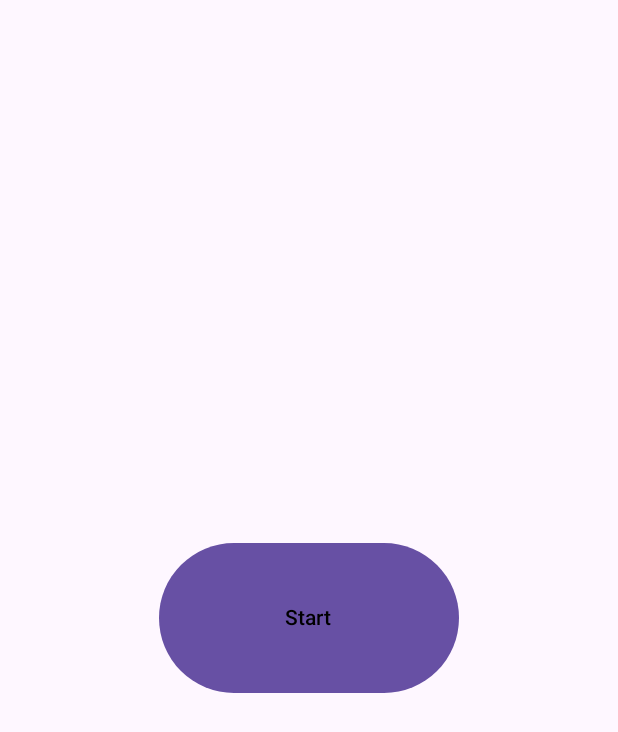
After one commit to the-denisflow/spectral_analysis_app, an Android app built with Jetpack Compose: the composable AudioRecordView shown on its own in the app's theme, on a phone screen of 412 x 824 dp. The commit adds this screen. Shown: the top 732 px of the screen. Run offline under Robolectric (Android 15) with nearby library versions, the phone set to English and light mode, and no system bars.

```diff
--- a/app/src/main/java/com/example/kotlin_app/data/datasource/audio/AudioRecorder.kt
+++ b/app/src/main/java/com/example/kotlin_app/data/datasource/audio/AudioRecorder.kt
@@ -6,4 +6,5 @@ import kotlinx.coroutines.flow.Flow
 
 interface AudioRecorder {
     fun startRecording(activityContext: Context): Flow<RecordResource>
+    fun stopRecording()
 }
--- a/app/src/main/java/com/example/kotlin_app/domain/repository/MicBufferRepository.kt
+++ b/app/src/main/java/com/example/kotlin_app/domain/repository/MicBufferRepository.kt
@@ -2,7 +2,9 @@ package com.example.kotlin_app.domain.repository
 
 import com.example.kotlin_app.util.core.common.resource.RecordResource
 import kotlinx.coroutines.flow.Flow
+import kotlinx.coroutines.flow.MutableStateFlow
 
 interface MicBufferRepository {
      fun getMicBuffer(): Flow<RecordResource>
+     val isRecording: MutableStateFlow<Boolean>
 }
--- a/app/src/main/java/com/example/kotlin_app/presentation/MainActivity.kt
+++ b/app/src/main/java/com/example/kotlin_app/presentation/MainActivity.kt
@@ -2,7 +2,7 @@ package com.example.kotlin_app.presentation
 
 import android.os.Bundle
 import androidx.appcompat.app.AppCompatActivity
-import com.example.kotlin_app.presentation.fft_spectrum.common.BaseFragment
+import com.example.kotlin_app.presentation.fft_spectrum.fragment.AudioRecordFragment
 import dagger.hilt.android.AndroidEntryPoint
 
 @AndroidEntryPoint
@@ -10,7 +10,7 @@ class MainActivity : AppCompatActivity() {
     override fun onCreate(savedInstanceState: Bundle?) {
         super.onCreate(savedInstanceState)
         supportFragmentManager.beginTransaction()
-            .replace(android.R.id.content, BaseFragment())
+            .replace(android.R.id.content, AudioRecordFragment())
             .commit()
     }
 }
--- /dev/null
+++ b/app/src/main/java/com/example/kotlin_app/presentation/fft_spectrum/component/AudioRecordView.kt
@@ -0,0 +1,30 @@
+package com.example.kotlin_app.presentation.fft_spectrum.component
+
+import androidx.compose.foundation.layout.Box
+import androidx.compose.foundation.layout.fillMaxSize
+import androidx.compose.foundation.layout.height
+import androidx.compose.foundation.layout.width
+import androidx.compose.material3.Button
+import androidx.compose.material3.Text
+import androidx.compose.runtime.Composable
+import androidx.compose.ui.Alignment
+import androidx.compose.ui.Modifier
+import androidx.compose.ui.graphics.Color
+import androidx.compose.ui.unit.dp
+
+@Composable
+fun AudioRecordView(
+    modifier: Modifier = Modifier,
+    onClickListener: () -> Unit
+) {
+    Box(
+        modifier = modifier.fillMaxSize(),
+        contentAlignment = Alignment.Center
+    ) {
+        Button(onClick =  { onClickListener() },
+            modifier = Modifier.width(200.dp).height(100.dp)
+        ) {
+            Text(text = "Start", color = Color.Black)
+        }
+    }
+}
--- a/app/src/main/java/com/example/kotlin_app/presentation/fft_spectrum/viewmodel/FftTransformViewModel.kt
+++ b/app/src/main/java/com/example/kotlin_app/presentation/fft_spectrum/viewmodel/FftTransformViewModel.kt
@@ -36,4 +36,8 @@ class FftTransformViewModel @Inject constructor(private val micBufferRepository:
             .onEach { _transformedData.value = it }
             .launchIn(viewModelScope)
     }
+
+    fun startRecording() {
+        micBufferRepository.isRecording.value = true
+    }
 }
--- a/app/src/main/java/com/example/kotlin_app/util/core/common/resource/RecordResource.kt
+++ b/app/src/main/java/com/example/kotlin_app/util/core/common/resource/RecordResource.kt
@@ -2,5 +2,6 @@ package com.example.kotlin_app.util.core.common.resource
 
 sealed class RecordResource(data: ShortArray? = null, message: String? = null) {
     class Success(val data: ShortArray) : RecordResource(data = data)
+    class Paused(val message: String) : RecordResource(message = message)
     class Error(val message: String) : RecordResource(message = message)
 }
```
Also changed, not shown: app/src/main/java/com/example/kotlin_app/data/datasource/audio/AudioRecorderImpl.kt (+8 -2 lines), app/src/main/java/com/example/kotlin_app/data/repository/MicBufferRepositoryImpl.kt (+25 -3 lines), app/src/main/java/com/example/kotlin_app/presentation/fft_spectrum/fragment/AudioRecordFragment.kt (renamed from app/src/main/java/com/example/kotlin_app/presentation/fft_spectrum/common/BaseFragment.kt, +16 -12 lines), app/src/main/res/layout/fragment_base.xml (+8 -6 lines).
